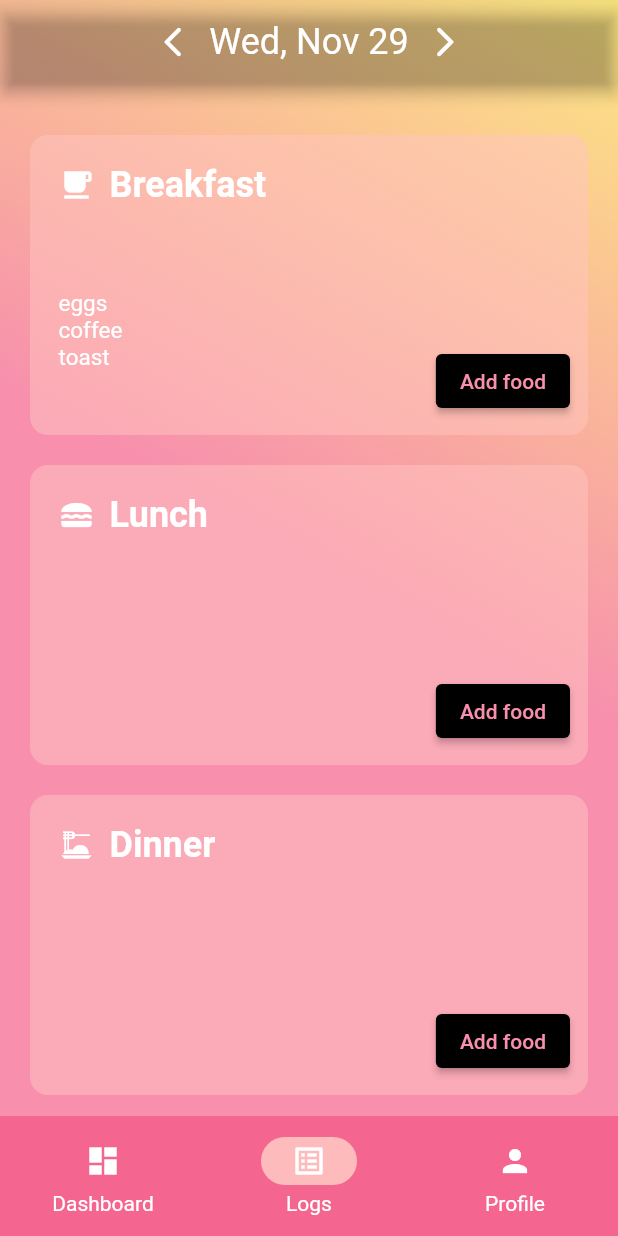
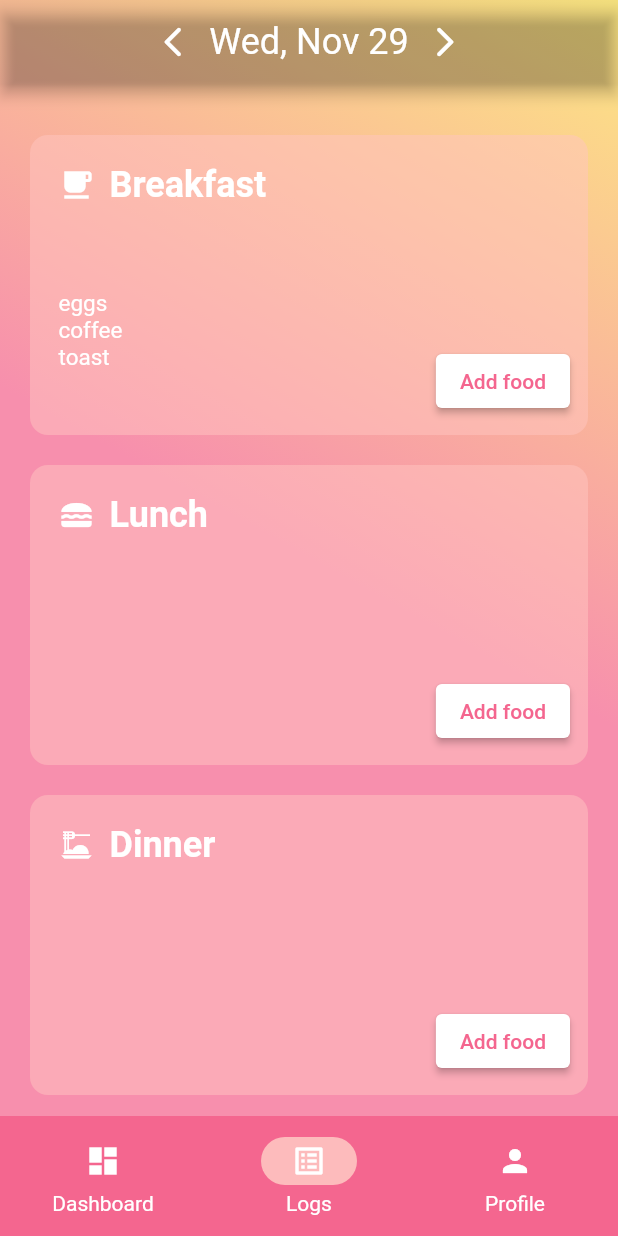
Before and after one commit to MiaN11579/CalorX, a Flutter app: the screen it shows once a user with an empty profile is signed in, item 2 of the bottom bar chosen, on a phone screen of 412 x 824 dp. Run offline on Flutter 3.47's test engine with Material 2 defaults, Android fonts, the phone set to English and light mode, and no system bars; our stand-ins replace animated_text_kit, cloud_firestore, firebase_auth, firebase_core, firebase_storage, font_awesome_flutter and 4 more; missing offline and left inert: firebase_ui_auth, fraction; accounts and stored records are empty; statements that could not run were skipped.

Commit message:
changed color of button for the log page

```diff
--- a/lib/views/log_page.dart
+++ b/lib/views/log_page.dart
@@ -127,13 +127,14 @@ class _LogPageState extends State<LogPage> {
           child: Container(
             margin: const EdgeInsets.all(12),
             child: ElevatedButton(
+              style: ElevatedButton.styleFrom(backgroundColor: Colors.white),
               onPressed: () {
                 showSearch(
                     context: context, delegate: FoodSearchDelegate());
               },
               child:  Text(
                 'Add food',
-                style: TextStyle(color: Theme.of(context).colorScheme.tertiary),
+                style: TextStyle(color: const Color(0xffF4668F)),
               ),
             ),
           ),
```
